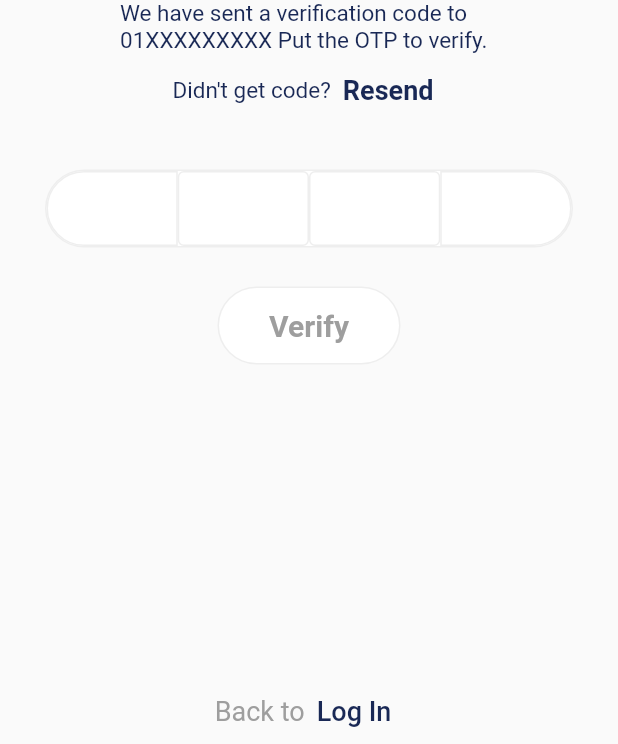
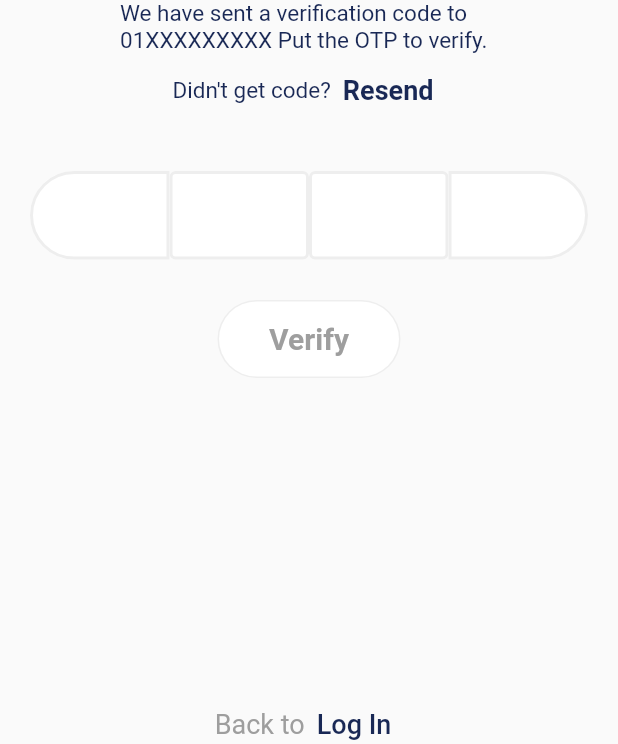
Before and after one commit to alaminrafiar/grapview_attendance, a Flutter app: the Verify screen opened directly, on a phone screen of 412 x 824 dp, the part 492-1236 px from its top. Run offline on Flutter 3.47's test engine with Material 2 defaults, Android fonts, the phone set to English and light mode, and no system bars; our stand-ins replace image_picker; accounts and stored records are empty; network calls fail.

```diff
--- a/lib/Pages/LoginPage/Verification.dart
+++ b/lib/Pages/LoginPage/Verification.dart
@@ -11,12 +11,17 @@ class Verify extends StatefulWidget {
 }
 
 class _VerifyState extends State<Verify> {
+  final _formfieldkey = GlobalKey<FormState>();
+
   @override
   Widget build(BuildContext context) {
+
     return Scaffold(
       body: SingleChildScrollView(
         child: Padding(
           padding: EdgeInsets.symmetric(horizontal: 20,vertical: 150),
+          child: Form(
+            key: _formfieldkey,
             child: Center(
               child: Column(
                 children: [
@@ -39,19 +44,10 @@ class _VerifyState extends State<Verify> {
                   ),
                   SizedBox(height: 30,),
                   Container(
-                  height: 50,
-                  width: 350,
-                  decoration: BoxDecoration(
-                    color: Colors.white,
-                    borderRadius: BorderRadius.circular(150),
-                    boxShadow: [
-                      BoxShadow(color: Colors.grey.shade200,spreadRadius: 1,blurRadius: 0)
-                    ],
-                  ),
                     child: Row(
                       children: [
                         Expanded(
-                        child: TextField(
+                          child: TextFormField(
                             onChanged: (value){
                               if (value.length == 1){
                                 FocusScope.of(context).nextFocus();
@@ -64,16 +60,30 @@ class _VerifyState extends State<Verify> {
                               FilteringTextInputFormatter.digitsOnly,
                             ],
                             decoration: InputDecoration(
+                              filled: true,
+                              fillColor: Colors.white,
+                              border: OutlineInputBorder(
+                                borderSide: BorderSide(color: Colors.grey.shade200,width: 2),
+                                borderRadius: BorderRadius.only(topLeft: Radius.circular(150),bottomLeft: Radius.circular(150)),
+                              ),
                               enabledBorder: OutlineInputBorder(
-                              borderSide: BorderSide(color: Colors.grey.shade200,width: 1),
-                              borderRadius: BorderRadius.only(bottomLeft: Radius.circular(100),topLeft: Radius.circular(100)),
+                                borderSide: BorderSide(color: Colors.grey.shade200,width: 2),
+                                borderRadius: BorderRadius.only(topLeft: Radius.circular(150),bottomLeft: Radius.circular(150)),
                               ),
-                              border: InputBorder.none
+                              focusedBorder: OutlineInputBorder(
+                                borderSide: BorderSide(color: Colors.grey.shade200,width: 2),
+                                borderRadius: BorderRadius.only(topLeft: Radius.circular(150),bottomLeft: Radius.circular(150)),
                               ),
+                            ),
+                            validator: (value){
+                              if(value!.isEmpty){
+                                return "";
+                              }
+                            },
                           ),
                         ),
                         Expanded(
-                        child: TextField(
+                          child: TextFormField(
                             onChanged: (value){
                               if (value.length == 1){
                                 FocusScope.of(context).nextFocus();
@@ -86,15 +96,27 @@ class _VerifyState extends State<Verify> {
                               FilteringTextInputFormatter.digitsOnly,
                             ],
                             decoration: InputDecoration(
+                              filled: true,
+                              fillColor: Colors.white,
+                              border: OutlineInputBorder(
+                                borderSide: BorderSide(color: Colors.grey.shade200,width: 2),
+                              ),
                               enabledBorder: OutlineInputBorder(
-                                borderSide: BorderSide(color: Colors.grey.shade200,width: 1),
+                                borderSide: BorderSide(color: Colors.grey.shade200,width: 2),
                               ),
-                              border: InputBorder.none
+                              focusedBorder: OutlineInputBorder(
+                                borderSide: BorderSide(color: Colors.grey.shade200,width: 2),
                               ),
+                            ),
+                            validator: (value){
+                              if(value!.isEmpty){
+                                return "";
+                              }
+                            },
                           ),
                         ),
                         Expanded(
-                        child: TextField(
+                          child: TextFormField(
                             onChanged: (value){
                               if (value.length == 1){
                                 FocusScope.of(context).nextFocus();
@@ -107,15 +129,27 @@ class _VerifyState extends State<Verify> {
                               FilteringTextInputFormatter.digitsOnly,
                             ],
                             decoration: InputDecoration(
+                              filled: true,
+                              fillColor: Colors.white,
+                              border: OutlineInputBorder(
+                                borderSide: BorderSide(color: Colors.grey.shade200,width: 2),
+                              ),
                               enabledBorder: OutlineInputBorder(
-                                borderSide: BorderSide(color: Colors.grey.shade200,width: 1),
+                                borderSide: BorderSide(color: Colors.grey.shade200,width: 2),
                               ),
-                            border: InputBorder.none
+                              focusedBorder: OutlineInputBorder(
+                                borderSide: BorderSide(color: Colors.grey.shade200,width: 2),
                               ),
+                            ),
+                            validator: (value){
+                              if(value!.isEmpty){
+                                return "";
+                              }
+                            },
                           ),
                         ),
                         Expanded(
-                        child: TextField(
+                          child: TextFormField(
                             onChanged: (value){
                               if (value.length == 1){
                                 FocusScope.of(context).nextFocus();
@@ -128,24 +162,43 @@ class _VerifyState extends State<Verify> {
                               FilteringTextInputFormatter.digitsOnly,
                             ],
                             decoration: InputDecoration(
+                              filled: true,
+                              fillColor: Colors.white,
+                              border: OutlineInputBorder(
+                                borderSide: BorderSide(color: Colors.grey.shade200,width: 2),
+                                borderRadius: BorderRadius.only(topRight: Radius.circular(150),bottomRight: Radius.circular(150)),
+                              ),
                               enabledBorder: OutlineInputBorder(
-                                borderSide: BorderSide(color: Colors.grey.shade200,width: 1),
-                                borderRadius: BorderRadius.only(bottomRight: Radius.circular(100),topRight: Radius.circular(100)),
+                                borderSide: BorderSide(color: Colors.grey.shade200,width: 2),
+                                borderRadius: BorderRadius.only(topRight: Radius.circular(150),bottomRight: Radius.circular(150)),
                               ),
-                              border: InputBorder.none
+                              focusedBorder: OutlineInputBorder(
+                                borderSide: BorderSide(color: Colors.grey.shade200,width: 2),
+                                borderRadius: BorderRadius.only(topRight: Radius.circular(150),bottomRight: Radius.circular(150)),
                               ),
                             ),
+                            validator: (value){
+                              if(value!.isEmpty){
+                                return "";
+                              }
+                            },
                           ),
+                        ),
+
+
+
                       ],
                     ),
                   ),
                   SizedBox(height: 20,),
                   TextButton(
                     onPressed: (){
+                      if(_formfieldkey.currentState!.validate()){
                         Navigator.push(
                             context,
                             MaterialPageRoute(
                                 builder: (c) =>  ResetPassword()));
+                      }
                     },
                     child: Container(
                       height: 50,
@@ -184,6 +237,7 @@ class _VerifyState extends State<Verify> {
             ),
           ),
         ),
+      ),
     );
   }
 }
--- a/pubspec.yaml
+++ b/pubspec.yaml
@@ -39,6 +39,7 @@ dependencies:
   cupertino_icons: ^1.0.2
   another_flushbar: ^1.12.29
   top_snackbar_flutter: ^3.0.0+1
+  http: ^0.13.5
 
 dev_dependencies:
   flutter_test:
```
Also changed, not shown: lib/Pages/LoginPage/Forgot Password.dart (+17 -10 lines), lib/Pages/LoginPage/LoginPage.dart (+16 -11 lines), lib/controller/Login/my login service.dart (added, +28 -0 lines), lib/controller/ResetPass/myResetService.dart (added, +24 -0 lines), lib/controller/const.dart (added, +7 -0 lines), lib/controller/key.dart (added, +9 -0 lines), lib/model/AuthLogin.dart (added, +21 -0 lines), lib/model/AuthReset.dart (added, +18 -0 lines), lib/model/user.dart (deleted, +0 -7 lines), pubspec.lock. Lines whose indentation alone changed are shown as unchanged.
